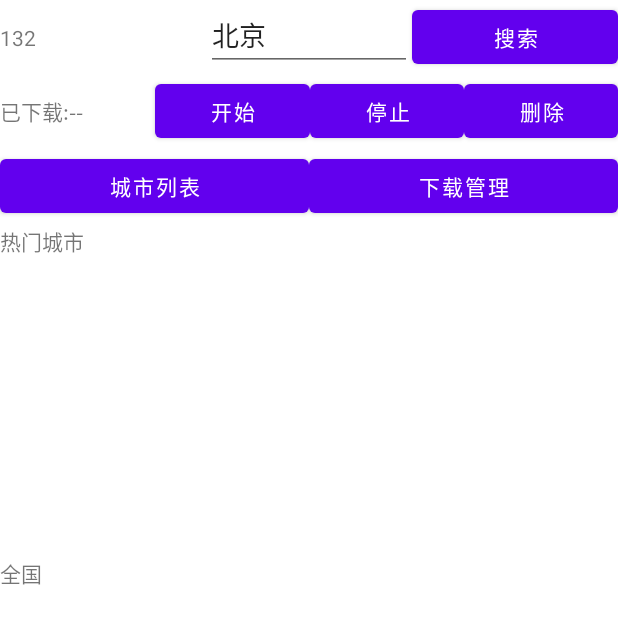
After one commit to neardws/V2X-based-Collision-Warning, an Android app: the fragment OfflineMapFragment shown on its own in the app's theme, on a phone screen of 412 x 824 dp. The commit adds this screen. Shown: the top 624 px of the screen. Run offline under Robolectric (Android 15) with nearby library versions, the phone set to English and light mode, and no system bars; libraries missing offline, so code that uses them is left out: com.baidu.mapapi; network calls fail; 9 statements that could not run were skipped.

Commit message:
feat: 接入下载离线地图

```diff
--- a/app/src/main/java/com/linmu/collision_warning_system/MainActivity.java
+++ b/app/src/main/java/com/linmu/collision_warning_system/MainActivity.java
@@ -82,9 +82,10 @@ public class MainActivity extends FragmentActivity {
     private void initPager() {
         //Fragment
         List<Fragment> list = new ArrayList<>();
+        list.add(OfflineMapFragment.newInstance());
+        list.add(CommunicationFragment.newInstance());
         list.add(CarInfoFragment.newInstance());
-        list.add(CommunicationFragment.newInstance());
-//        list.add(OfflineMapFragment.newInstance());
+
         CommunicationFragment communicationFragment = (CommunicationFragment) list.get(1);
         communicationFragment.initCommunication();
 
@@ -99,6 +100,7 @@ public class MainActivity extends FragmentActivity {
                 Log.d("position", ""+position);
             }
         });
+        viewPager.setCurrentItem(1);
     }
 
     /**
--- /dev/null
+++ b/app/src/main/java/com/linmu/collision_warning_system/fragment/OfflineMapFragment.java
@@ -0,0 +1,359 @@
+package com.linmu.collision_warning_system.fragment;
+
+import android.os.Bundle;
+import android.util.Log;
+import android.view.LayoutInflater;
+import android.view.View;
+import android.view.ViewGroup;
+import android.widget.ArrayAdapter;
+import android.widget.BaseAdapter;
+import android.widget.Button;
+import android.widget.EditText;
+import android.widget.LinearLayout;
+import android.widget.ListAdapter;
+import android.widget.ListView;
+import android.widget.TextView;
+import android.widget.Toast;
+
+import androidx.annotation.NonNull;
+import androidx.annotation.Nullable;
+import androidx.fragment.app.Fragment;
+
+import com.baidu.mapapi.map.offline.MKOLSearchRecord;
+import com.baidu.mapapi.map.offline.MKOLUpdateElement;
+import com.baidu.mapapi.map.offline.MKOfflineMap;
+import com.baidu.mapapi.map.offline.MKOfflineMapListener;
+import com.linmu.collision_warning_system.R;
+
+import java.util.ArrayList;
+import java.util.Locale;
+
+/**
+ * A simple {@link Fragment} subclass.
+ * Use the {@link OfflineMapFragment#newInstance} factory method to
+ * create an instance of this fragment.
+ */
+public class OfflineMapFragment extends Fragment implements MKOfflineMapListener {
+    private MKOfflineMap mOffline = null;
+    private TextView cidView;
+    private TextView stateView;
+    private EditText cityNameView;
+    // 已下载的离线地图信息列表
+    private ArrayList<MKOLUpdateElement> localMapList = null;
+    private LocalMapAdapter lAdapter = null;
+    private LinearLayout mCityList;
+    private LinearLayout mLocalMap;
+    public OfflineMapFragment() {
+        // Required empty public constructor
+    }
+
+
+    public static OfflineMapFragment newInstance() {
+        return new OfflineMapFragment();
+    }
+
+    @Override
+    public void onCreate(Bundle savedInstanceState) {
+        super.onCreate(savedInstanceState);
+    }
+
+    @Override
+    public View onCreateView(LayoutInflater inflater, ViewGroup container,
+                             Bundle savedInstanceState) {
+        // Inflate the layout for this fragment
+        return inflater.inflate(R.layout.fragment_offline_map, container, false);
+    }
+    @Override
+    public void onViewCreated(@NonNull View view, @Nullable Bundle savedInstanceState) {
+        super.onViewCreated(view, savedInstanceState);
+        View rootView = requireView();
+        mOffline = new MKOfflineMap();
+        mOffline.init(this);
+        initView();
+
+        rootView.findViewById(R.id.searchOfflineMap).setOnClickListener(this::searchOfflineMap);
+        rootView.findViewById(R.id.startDownload).setOnClickListener(this::startDownload);
+        rootView.findViewById(R.id.stopDownload).setOnClickListener(this::stopDownload);
+        rootView.findViewById(R.id.removeOfflineMap).setOnClickListener(this::removeOfflineMap);
+        rootView.findViewById(R.id.cityListButton).setOnClickListener(this::clickCityListButton);
+        rootView.findViewById(R.id.localButton).setOnClickListener(this::clickLocalMapListButton);
+
+    }
+
+    @Override
+    public void onPause() {
+        super.onPause();
+        int cityId = Integer.parseInt(cidView.getText().toString());
+        MKOLUpdateElement temp = mOffline.getUpdateInfo(cityId);
+        if (temp != null && temp.status == MKOLUpdateElement.DOWNLOADING) {
+            mOffline.pause(cityId);
+        }
+    }
+
+    @Override
+    public void onDestroy() {
+        super.onDestroy();
+        // 退出时，销毁离线地图模块
+        mOffline.destroy();
+    }
+    private void initView() {
+        View rootView = requireView();
+        cidView = (TextView) rootView.findViewById(R.id.cityId);
+        cityNameView = (EditText) rootView.findViewById(R.id.downloadCity);
+        stateView = (TextView) rootView.findViewById(R.id.downloadState);
+        mCityList = (LinearLayout) rootView.findViewById(R.id.cityList_layout);
+        mLocalMap = (LinearLayout) rootView.findViewById(R.id.localMap_layout);
+
+        ListView hotCityList = (ListView) rootView.findViewById(R.id.hotCityList);
+        ArrayList<String> hotCities = new ArrayList<>();
+        final ArrayList<String> hotCityNames = new ArrayList<>();
+        // 获取热闹城市列表
+        ArrayList<MKOLSearchRecord> records1 = mOffline.getHotCityList();
+        if (records1 != null) {
+            for (MKOLSearchRecord r : records1) {
+                //V4.5.0起，保证数据不溢出，使用long型保存数据包大小结果
+                hotCities.add(r.cityName + "(" + r.cityID + ")" + "   --" + this.formatDataSize(r.dataSize));
+                hotCityNames.add(r.cityName);
+            }
+        }
+        ListAdapter hAdapter = (ListAdapter) new ArrayAdapter<>(this.getContext(), android.R.layout.simple_list_item_1, hotCities);
+        hotCityList.setAdapter(hAdapter);
+        hotCityList.setOnItemClickListener((adapterView, view, i, l) -> cityNameView.setText(hotCityNames.get(i)));
+
+        ListView allCityList = (ListView) rootView.findViewById(R.id.allCityList);
+        // 获取所有支持离线地图的城市
+        ArrayList<String> allCities = new ArrayList<>();
+        final ArrayList<String> allCityNames = new ArrayList<>();
+        ArrayList<MKOLSearchRecord> records2 = mOffline.getOfflineCityList();
+        if (records2 != null) {
+            for (MKOLSearchRecord r : records2) {
+                //V4.5.0起，保证数据不溢出，使用long型保存数据包大小结果
+                allCities.add(r.cityName + "(" + r.cityID + ")" + "  --" + this.formatDataSize(r.dataSize));
+                allCityNames.add(r.cityName);
+            }
+        }
+        ListAdapter aAdapter = (ListAdapter) new ArrayAdapter<>(this.getContext(), android.R.layout.simple_list_item_1, allCities);
+        allCityList.setAdapter(aAdapter);
+        allCityList.setOnItemClickListener((adapterView, view, i, l) -> cityNameView.setText(allCityNames.get(i)));
+        mLocalMap.setVisibility(View.GONE);
+        mCityList.setVisibility(View.VISIBLE);
+
+        // 获取已下过的离线地图信息
+        localMapList = mOffline.getAllUpdateInfo();
+        if (localMapList == null) {
+            localMapList = new ArrayList<>();
+        }
+
+        ListView localMapListView = (ListView) rootView.findViewById(R.id.localMapList);
+        lAdapter = new LocalMapAdapter();
+        localMapListView.setAdapter(lAdapter);
+    }
+
+    /**
+     * 切换至城市列表
+     */
+    public void clickCityListButton(View view) {
+        mLocalMap.setVisibility(View.GONE);
+        mCityList.setVisibility(View.VISIBLE);
+    }
+
+    /**
+     * 切换至下载管理列表
+     */
+    public void clickLocalMapListButton(View view) {
+        mLocalMap.setVisibility(View.VISIBLE);
+        mCityList.setVisibility(View.GONE);
+    }
+
+    /**
+     * 搜索离线城市
+     */
+    public void searchOfflineMap(View view) {
+        ArrayList<MKOLSearchRecord> records = mOffline.searchCity(cityNameView.getText().toString());
+
+        if (records == null || records.size() != 1) {
+            Toast.makeText(this.getContext(), "不支持该城市离线地图", Toast.LENGTH_SHORT).show();
+            return;
+        }
+        cidView.setText(String.valueOf(records.get(0).cityID));
+    }
+
+    /**
+     * 开始下载
+     *
+     */
+    public void startDownload(View view) {
+        int cityId = Integer.parseInt(cidView.getText().toString());
+        mOffline.start(cityId);
+        clickLocalMapListButton(null);
+
+        Toast.makeText(this.getContext(), "开始下载离线地图. cityId: " + cityId, Toast.LENGTH_SHORT).show();
+        updateView();
+    }
+
+    /**
+     * 暂停下载
+     *
+     */
+    public void stopDownload(View view) {
+        int cityId = Integer.parseInt(cidView.getText().toString());
+        mOffline.pause(cityId);
+        Toast.makeText(this.getContext(), "暂停下载离线地图. cityId: " + cityId, Toast.LENGTH_SHORT).show();
+        updateView();
+    }
+
+    /**
+     * 删除离线地图
+     *
+     */
+    public void removeOfflineMap(View view) {
+        int cityId = Integer.parseInt(cidView.getText().toString());
+        mOffline.remove(cityId);
+        Toast.makeText(this.getContext(), "删除离线地图. cityId: " + cityId, Toast.LENGTH_SHORT).show();
+        updateView();
+    }
+
+    /**
+     * 更新状态显示
+     */
+    public void updateView() {
+        localMapList = mOffline.getAllUpdateInfo();
+        if (localMapList == null) {
+            localMapList = new ArrayList<>();
+        }
+        lAdapter.notifyDataSetChanged();
+    }
+
+    /**
+     * V4.5.0起，保证数据不溢出，使用long型保存数据包大小结果
+     */
+    public String formatDataSize(long size) {
+        return size < (1024 * 1024) ? String.format(Locale.CHINA,"%d K", size / 1024) : String.format(Locale.CHINA,"%.1f M", size / (1024 * 1024.0));
+    }
+
+    @Override
+    public void onGetOfflineMapState(int type, int state) {
+        switch (type) {
+            case MKOfflineMap.TYPE_DOWNLOAD_UPDATE:
+                MKOLUpdateElement update = mOffline.getUpdateInfo(state);
+                // 处理下载进度更新提示
+                if (update != null) {
+                    stateView.setText(String.format(Locale.CHINA,"%s : %d%%", update.cityName, update.ratio));
+                    updateView();
+                }
+                break;
+
+            case MKOfflineMap.TYPE_NEW_OFFLINE:
+                // 有新离线地图安装
+                Log.d("OfflineDemo", String.format("add offlineMap num:%d", state));
+                break;
+
+            case MKOfflineMap.TYPE_VER_UPDATE:
+                // 版本更新提示
+                // MKOLUpdateElement e = mOffline.getUpdateInfo(state);
+                break;
+
+            default:
+                break;
+        }
+    }
+    /**
+     * 离线地图管理列表适配器
+     */
+    public class LocalMapAdapter extends BaseAdapter {
+
+        @Override
+        public int getCount() {
+            return localMapList.size();
+        }
+
+        @Override
+        public Object getItem(int index) {
+            return localMapList.get(index);
+        }
+
+        @Override
+        public long getItemId(int index) {
+            return index;
+        }
+
+        @Override
+        public View getView(int index, View view, ViewGroup parent) {
+            ViewHolder holder;
+            MKOLUpdateElement e = (MKOLUpdateElement) getItem(index);
+            if(view == null) {
+                LayoutInflater layoutInflater = LayoutInflater.from(OfflineMapFragment.this.getContext());
+                view = layoutInflater.inflate(R.layout.offline_localmap_item, parent,false);
+                holder = new ViewHolder();
+                holder.setDisplay((Button) view.findViewById(R.id.display));
+                holder.setRemove((Button) view.findViewById(R.id.remove));
+                holder.setRatio((TextView) view.findViewById(R.id.ratio));
+                holder.setTitle((TextView) view.findViewById(R.id.title));
+                holder.setUpdate((TextView) view.findViewById(R.id.update));
+                view.setTag(holder);
+            }
+            else {
+                holder = (ViewHolder) view.getTag();
+            }
+            holder.getRatio().setText(String.format(Locale.CHINA,"%d%%",e.ratio));
+            holder.getTitle().setText(e.cityName);
+            String updateWord = e.update ? "可更新" : "最新";
+            holder.getUpdate().setText(updateWord);
+            holder.getDisplay().setEnabled(e.ratio == 100);
+            holder.getRemove().setOnClickListener(arg0 -> {
+                mOffline.remove(e.cityID);
+                updateView();
+            });
+
+            return view;
+        }
+        class ViewHolder{
+            private Button display;
+            private Button remove;
+            private TextView title;
+            private TextView update;
+            private TextView ratio;
+
+            public Button getDisplay() {
+                return display;
+            }
+
+            public void setDisplay(Button display) {
+                this.display = display;
+            }
+
+            public Button getRemove() {
+                return remove;
+            }
+
+            public void setRemove(Button remove) {
+                this.remove = remove;
+            }
+
+            public TextView getTitle() {
+                return title;
+            }
+
+            public void setTitle(TextView title) {
+                this.title = title;
+            }
+
+            public TextView getUpdate() {
+                return update;
+            }
+
+            public void setUpdate(TextView update) {
+                this.update = update;
+            }
+
+            public TextView getRatio() {
+                return ratio;
+            }
+
+            public void setRatio(TextView ratio) {
+                this.ratio = ratio;
+            }
+        }
+
+    }
+}
--- a/app/src/main/java/com/linmu/collision_warning_system/services/CommunicationService.java
+++ b/app/src/main/java/com/linmu/collision_warning_system/services/CommunicationService.java
@@ -58,7 +58,6 @@ public class CommunicationService {
 
     private CommunicationService() {}
 
-
     public void setReceiverHandler(Handler receiverHandler) {
         receiver.setHandler(receiverHandler);
     }
--- /dev/null
+++ b/app/src/main/res/layout/fragment_offline_map.xml
@@ -0,0 +1,142 @@
+<?xml version="1.0" encoding="utf-8"?>
+<LinearLayout xmlns:android="http://schemas.android.com/apk/res/android"
+    android:layout_width="match_parent"
+    android:layout_height="match_parent"
+    android:orientation="vertical">
+
+    <LinearLayout
+        android:layout_width="fill_parent"
+        android:layout_height="50dip"
+        android:orientation="horizontal">
+
+        <TextView
+            android:id="@+id/cityId"
+            android:layout_width="fill_parent"
+            android:layout_height="wrap_content"
+            android:layout_weight="1"
+            android:text="132" />
+        <!-- 隐藏输入法用 -->
+
+        <LinearLayout
+            android:layout_width="0px"
+            android:layout_height="0px"
+            android:focusable="true"
+            android:focusableInTouchMode="true" />
+
+        <EditText
+            android:id="@+id/downloadCity"
+            android:layout_width="fill_parent"
+            android:layout_height="wrap_content"
+            android:layout_weight="1"
+            android:text="北京" />
+
+        <Button
+            android:id="@+id/searchOfflineMap"
+            android:layout_width="fill_parent"
+            android:layout_height="wrap_content"
+            android:layout_weight="1"
+            android:text="搜索" />
+    </LinearLayout>
+
+    <LinearLayout
+        android:layout_width="fill_parent"
+        android:layout_height="50dip"
+        android:orientation="horizontal">
+
+        <TextView
+            android:id="@+id/downloadState"
+            android:layout_width="fill_parent"
+            android:layout_height="wrap_content"
+            android:layout_weight="1"
+            android:text="已下载:--" />
+
+        <Button
+            android:id="@+id/startDownload"
+            android:layout_width="fill_parent"
+            android:layout_height="wrap_content"
+            android:layout_weight="1"
+            android:text="开始" />
+
+        <Button
+            android:id="@+id/stopDownload"
+            android:layout_width="fill_parent"
+            android:layout_height="wrap_content"
+            android:layout_weight="1"
+            android:onClick="stopDownload"
+            android:text="停止" />
+
+        <Button
+            android:id="@+id/removeOfflineMap"
+            android:layout_width="fill_parent"
+            android:layout_height="wrap_content"
+            android:layout_weight="1"
+            android:onClick="removeOfflineMap"
+            android:text="删除" />
+    </LinearLayout>
+
+    <LinearLayout
+        android:id="@+id/city_list"
+        android:layout_width="match_parent"
+        android:layout_height="50dip"
+        android:orientation="horizontal">
+
+        <Button
+            android:id="@+id/cityListButton"
+            android:layout_width="fill_parent"
+            android:layout_height="wrap_content"
+            android:layout_weight="1"
+            android:text="城市列表" />
+
+        <Button
+            android:id="@+id/localButton"
+            android:layout_width="fill_parent"
+            android:layout_height="wrap_content"
+            android:layout_weight="1"
+            android:text="下载管理" />
+    </LinearLayout>
+
+    <LinearLayout
+        android:id="@+id/cityList_layout"
+        android:layout_width="match_parent"
+        android:layout_height="match_parent"
+        android:orientation="vertical">
+
+        <TextView
+            android:layout_width="fill_parent"
+            android:layout_height="wrap_content"
+            android:text="热门城市" />
+
+        <ListView
+            android:id="@+id/hotCityList"
+            android:layout_width="fill_parent"
+            android:layout_height="200dip" />
+
+        <TextView
+            android:layout_width="fill_parent"
+            android:layout_height="wrap_content"
+            android:text="全国" />
+
+        <ListView
+            android:id="@+id/allCityList"
+            android:layout_width="fill_parent"
+            android:layout_height="fill_parent" />
+    </LinearLayout>
+
+    <LinearLayout
+        android:id="@+id/localMap_layout"
+        android:layout_width="match_parent"
+        android:layout_height="match_parent"
+        android:orientation="vertical">
+
+        <TextView
+            android:layout_width="fill_parent"
+            android:layout_height="wrap_content"
+            android:text="已下载城市 " />
+
+        <ListView
+            android:id="@+id/localMapList"
+            android:layout_width="fill_parent"
+            android:layout_height="wrap_content" />
+    </LinearLayout>
+
+</LinearLayout>
```
Also changed, not shown: app/src/main/java/com/linmu/collision_warning_system/fragment/MapFragment.java (+9 -2 lines), app/src/main/res/layout/offline_localmap_item.xml (added, +44 -0 lines).
